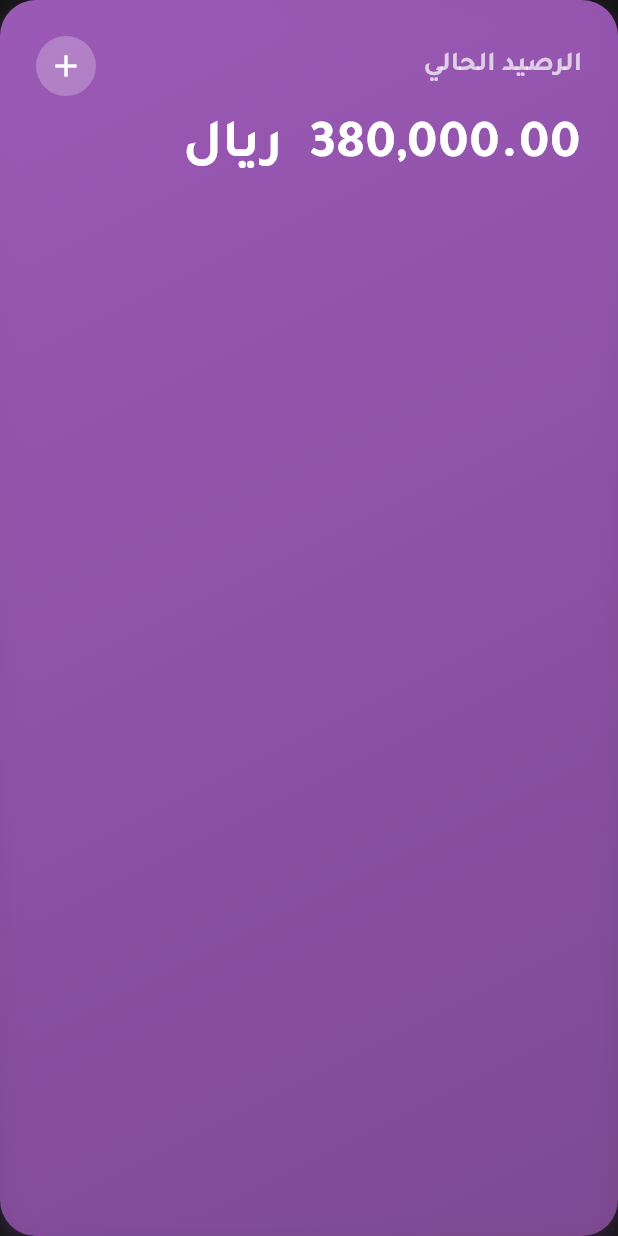
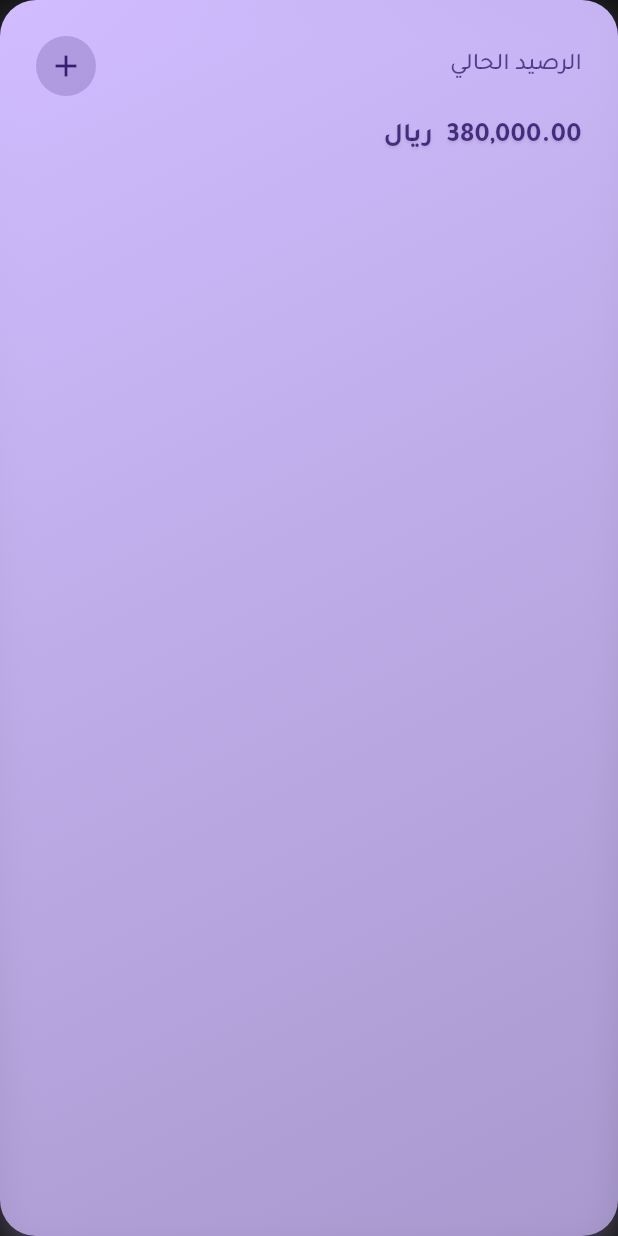
Before and after one commit to MohanadTawfik/nabd, a Flutter app: the BalanceCardWidget widget shown alone on an empty page, opened directly, on a phone screen of 412 x 824 dp. Run offline on Flutter 3.47's test engine with Material 3 defaults, Android fonts, the phone set to English and light mode, and no system bars; our stand-ins replace flutter_slidable, flutter_staggered_animations, simple_gradient_text; missing offline and left inert: animated_digit.

Commit message:
modified:   lib/features/add_transaction/widgets/add_transaction_panel.dart 	modified:   lib/features/add_transaction/widgets/round_up_suggestion_card.dart 	modified:   lib/features/dashboard/widgets/balance_card_widget.dart

```diff
--- a/lib/features/add_transaction/widgets/add_transaction_panel.dart
+++ b/lib/features/add_transaction/widgets/add_transaction_panel.dart
@@ -90,6 +90,7 @@ class _AddTransactionPanelState extends State<AddTransactionPanel> {
       appData.updateTransaction(transaction);
     } else {
       appData.addTransaction(transaction);
+
     }
     Navigator.pop(context);
   }
--- a/lib/features/dashboard/widgets/balance_card_widget.dart
+++ b/lib/features/dashboard/widgets/balance_card_widget.dart
@@ -1,3 +1,4 @@
+import 'package:animated_digit/animated_digit.dart';
 import 'package:flutter/material.dart';
 import 'package:nabd/theme/app_paddings.dart';
 import 'package:nabd/theme/app_text_styles.dart';
@@ -6,7 +7,7 @@ import 'package:nabd/data/app_data.dart';
 import 'package:nabd/features/add_transaction/widgets/add_transaction_panel.dart';
 import 'package:provider/provider.dart';
 import 'package:intl/intl.dart';
-
+import 'dart:ui' as ui;
 
 class BalanceCardWidget extends StatelessWidget {
   const BalanceCardWidget({super.key});
@@ -18,23 +19,26 @@ class BalanceCardWidget extends StatelessWidget {
       builder: (context, appData, child) {
         final format = NumberFormat.currency(locale: 'ar', symbol: '');
 
+        var currentBalance = appData.currentBalance;
         return Container(
-          padding: AppPaddings.allLarge,
+          padding: const EdgeInsets.all(24),
           decoration: BoxDecoration(
             borderRadius: BorderRadius.circular(24),
             gradient: LinearGradient(
               colors: [
-                Theme.of(context).primaryColor,
-                Theme.of(context).primaryColor.withOpacity(0.7),
+                Theme.of(context)
+                    .colorScheme
+                    .primary, // Use theme primary color
+                Theme.of(context).colorScheme.primary.withOpacity(0.7),
               ],
               begin: Alignment.topLeft,
               end: Alignment.bottomRight,
             ),
             boxShadow: [
               BoxShadow(
-                color: Theme.of(context).primaryColor.withOpacity(0.3),
-                blurRadius: 15,
-                offset: const Offset(0, 5),
+                color: Theme.of(context).colorScheme.primary.withOpacity(0.3),
+                blurRadius: 20,
+                offset: const Offset(0, 10),
               ),
             ],
           ),
@@ -46,7 +50,12 @@ class BalanceCardWidget extends StatelessWidget {
                 children: [
                   Text(
                     'الرصيد الحالي',
-                    style: AppTextStyles.subtitle1.copyWith(color: AppColors.textDark.withOpacity(0.7)),
+                    style: Theme.of(context).textTheme.titleMedium?.copyWith(
+                        color: Theme.of(context)
+                            .colorScheme
+                            .onPrimary
+                            .withOpacity(0.8),
+                        fontWeight: FontWeight.w500),
                   ),
                   GestureDetector(
                     onTap: () {
@@ -57,17 +66,33 @@ class BalanceCardWidget extends StatelessWidget {
                         builder: (context) => const AddTransactionPanel(),
                       );
                     },
-                    child: const CircleAvatar(
-                      backgroundColor: Colors.white24,
-                      child: Icon(Icons.add, color: Colors.white),
+                    child: CircleAvatar(
+                      backgroundColor: Theme.of(context)
+                          .colorScheme
+                          .onPrimary
+                          .withOpacity(0.2),
+                      child: Icon(Icons.add,
+                          color: Theme.of(context).colorScheme.onPrimary),
                     ),
                   ),
                 ],
               ),
-              AppPaddings.smallHeight,
+              const SizedBox(height: 16), // Consistent spacing
+
               Text(
-                '${format.format(appData.currentBalance)} ريال',
-                style: AppTextStyles.headline1.copyWith(fontSize: 36, color: AppColors.textDark),
+                '${format.format(currentBalance)} ريال ',
+                style: Theme.of(context).textTheme.headlineMedium?.copyWith(
+                  color:
+                      Theme.of(context).colorScheme.onPrimary.withOpacity(0.9),
+                  fontWeight: FontWeight.w600,
+                  shadows: [
+                    Shadow(
+                      offset: const Offset(0, 1),
+                      blurRadius: 2,
+                      color: Colors.black.withOpacity(0.1),
+                    ),
+                  ],
+                ),
               ),
             ],
           ),
```
Also changed, not shown: lib/features/add_transaction/widgets/round_up_suggestion_card.dart (+51 -30 lines).
